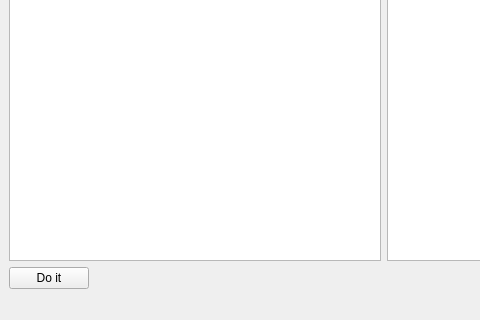
knasan/rrn-gui, file mainwindow.ui: the form before one commit; both pictures show x 0 to 480 and y 286 to 606 of the 768 by 606 pixel window.
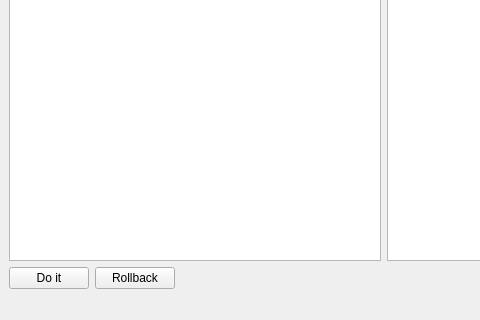
The form after the commit.

```diff
--- a/mainwindow.ui
+++ b/mainwindow.ui
@@ -284,6 +284,13 @@
         </property>
        </widget>
       </item>
+      <item>
+       <widget class="QPushButton" name="pushButton_Rollback">
+        <property name="text">
+         <string>Rollback</string>
+        </property>
+       </widget>
+      </item>
       <item>
        <spacer name="horizontalSpacer_ButtomButton_mid">
         <property name="orientation">
```
Left out of the diff: 2 changed lines with no effect on the pictures.
